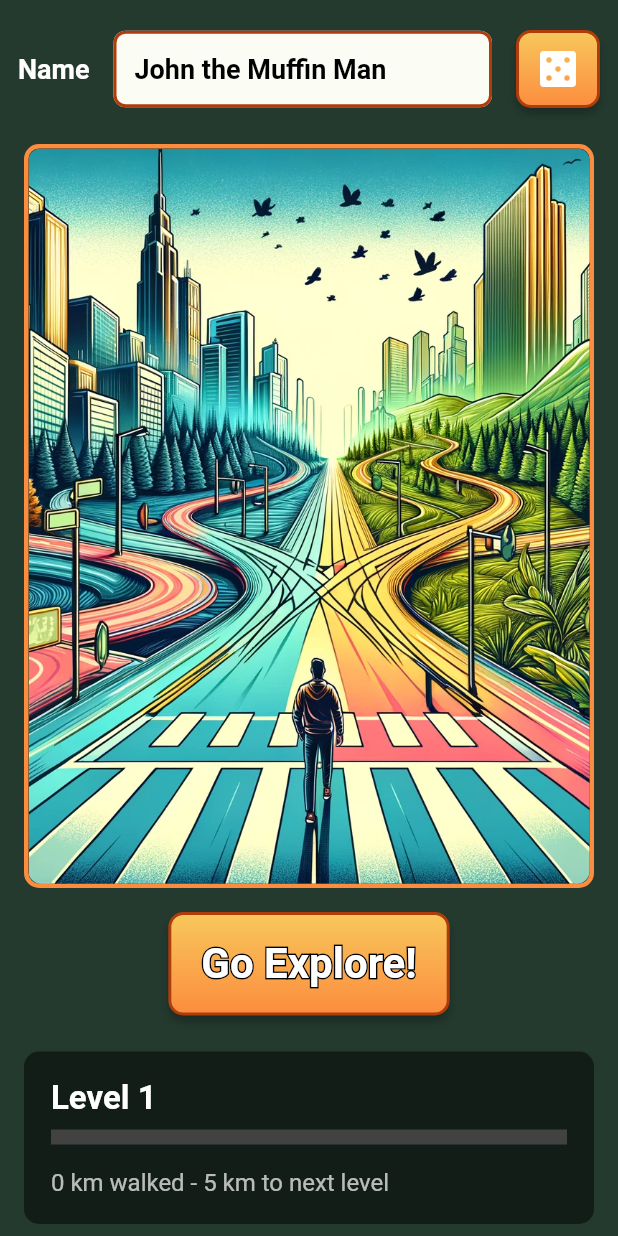
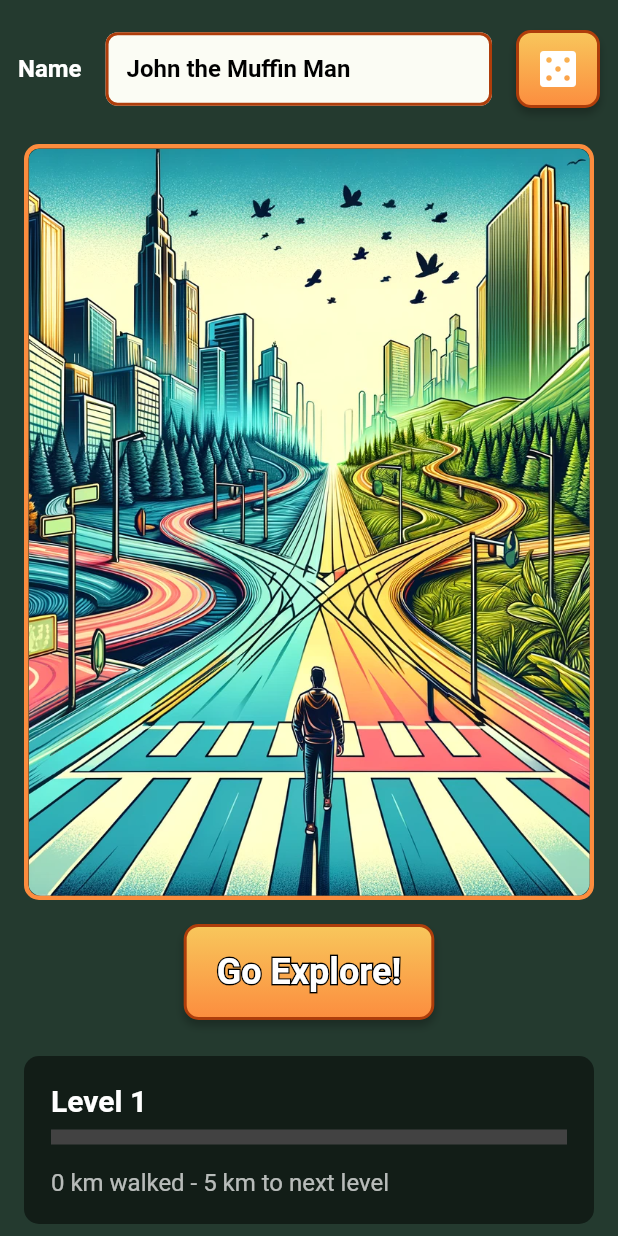
Before and after one commit to HealthyMindTech/walkie-talkie, a Flutter app: the HomePage screen opened by its route, on a phone screen of 412 x 824 dp. Run offline on Flutter 3.47's test engine with Material 2 defaults, Android fonts, the phone set to English and light mode, and no system bars; drawn by our look-alikes of stroke_text; our stand-ins replace flutter_map, geolocator, google_fonts, just_audio, latlong2, supabase_flutter and 2 more; accounts and stored records are empty; network calls fail.

Commit message:
some changes

```diff
--- a/flutter/lib/screens/home_page.dart
+++ b/flutter/lib/screens/home_page.dart
@@ -85,7 +85,7 @@ class _HomePageState extends State<HomePage> {
                     child: StrokeText(
                       text: "Go Explore!",
                       textStyle: TextStyle(
-                        fontSize: 28,
+                        fontSize: 24,
                         color: Colors.white,
                         fontWeight: FontWeight.bold,
                       ),
@@ -116,7 +116,7 @@ class _HomePageState extends State<HomePage> {
                     'Level 1',
                     style: TextStyle(
                       color: Colors.white,
-                      fontSize: 22,
+                      fontSize: 20,
                       fontWeight: FontWeight.bold,
                     ),
                   ),
@@ -174,7 +174,7 @@ class CustomInput extends StatelessWidget {
             style: const TextStyle(
               color: Colors.white, // Label color
               fontWeight: FontWeight.bold,
-              fontSize: 18,
+              fontSize: 16,
             ),
           ),
           SizedBox(width: 16), // Space between label and text field
@@ -188,7 +188,7 @@ class CustomInput extends StatelessWidget {
               style: const TextStyle(
                 color: Colors.black, // Text color
                 fontWeight: FontWeight.bold,
-                fontSize: 18,
+                fontSize: 16,
               ),
               decoration: InputDecoration(
                 contentPadding: const EdgeInsets.symmetric(
--- a/flutter/lib/widgets/custom_button.dart
+++ b/flutter/lib/widgets/custom_button.dart
@@ -31,6 +31,7 @@ class _CustomButtonState extends State<CustomButton> {
   }
 
   void _playSound() async {
+    await _audioPlayer.setAsset('assets/tap.mp3');
     await _audioPlayer.play(); // Play the loaded sound
   }
 
```
Also changed, not shown: flutter/lib/screens/explore_page.dart (+4 -4 lines), flutter/lib/widgets/audio_player.dart (+25 -12 lines), 1 other file.
